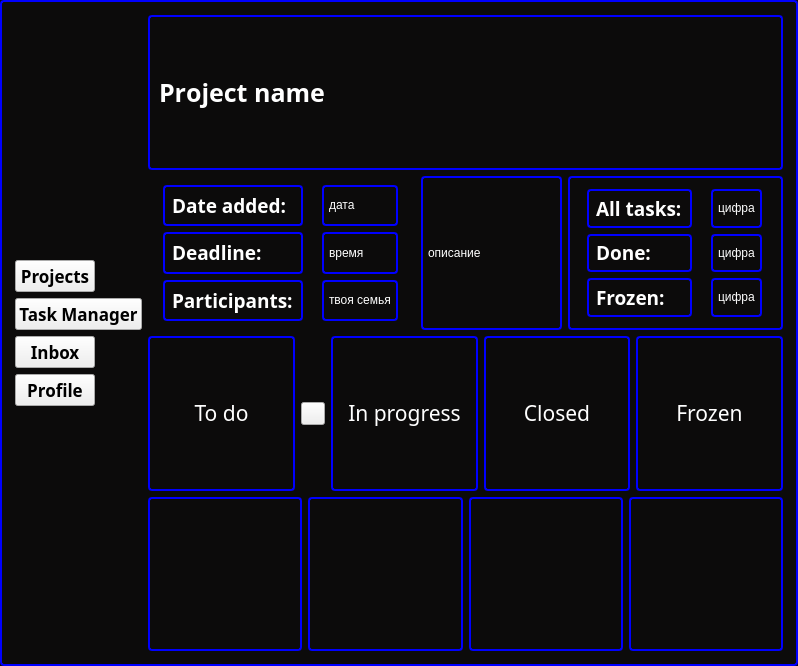
kiozet/TaskManagerWithAI, file ui/MainWindowTaskManager.ui: the form before one commit.
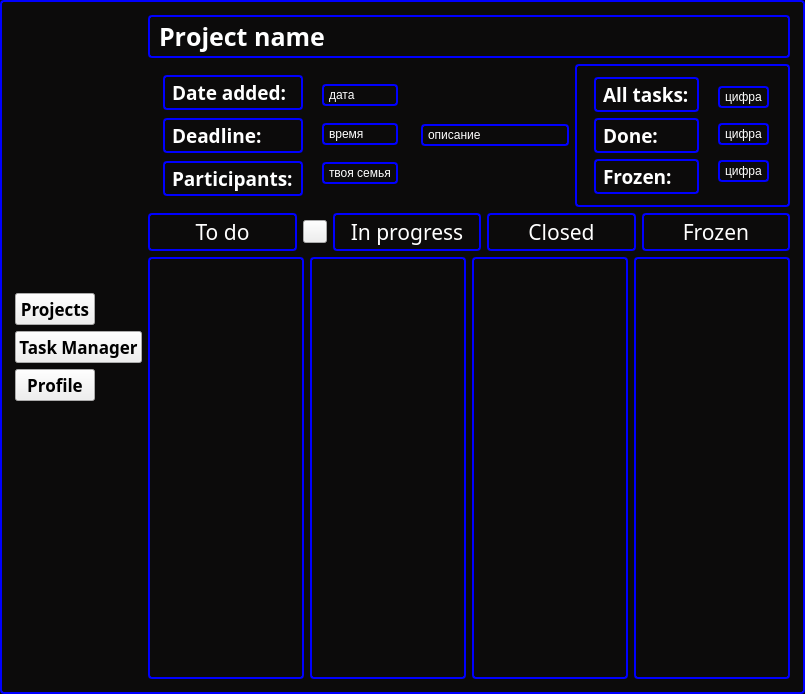
The form after the commit. Icons and pictures are not drawn.

Commit message: changed all size tm window

Diff of the .ui file:
```diff
--- a/ui/MainWindowTaskManager.ui
+++ b/ui/MainWindowTaskManager.ui
@@ -9,8 +9,8 @@
    <rect>
     <x>0</x>
     <y>0</y>
-    <width>798</width>
-    <height>666</height>
+    <width>805</width>
+    <height>694</height>
    </rect>
   </property>
   <property name="sizePolicy">
@@ -149,38 +149,6 @@
        </property>
       </widget>
      </item>
-     <item>
-      <widget class="QPushButton" name="inboxBtn">
-       <property name="enabled">
-        <bool>true</bool>
-       </property>
-       <property name="sizePolicy">
-        <sizepolicy hsizetype="Fixed" vsizetype="Fixed">
-         <horstretch>0</horstretch>
-         <verstretch>0</verstretch>
-        </sizepolicy>
-       </property>
-       <property name="font">
-        <font>
-         <family>.SF Soft Numeric</family>
-         <pointsize>13</pointsize>
-         <weight>75</weight>
-         <italic>false</italic>
-         <bold>true</bold>
-         <stylestrategy>PreferDefault</stylestrategy>
-        </font>
-       </property>
-       <property name="styleSheet">
-        <string notr="true">setGeometry ( x, y, w * 0.5, h * 0.5 );</string>
-       </property>
-       <property name="text">
-        <string>Inbox</string>
-       </property>
-       <property name="flat">
-        <bool>false</bool>
-       </property>
-      </widget>
-     </item>
      <item>
       <widget class="QPushButton" name="profileBtn">
        <property name="enabled">
@@ -236,7 +204,7 @@
      <item>
       <widget class="QLabel" name="project_name_title">
        <property name="sizePolicy">
-        <sizepolicy hsizetype="Expanding" vsizetype="Expanding">
+        <sizepolicy hsizetype="Expanding" vsizetype="Fixed">
          <horstretch>0</horstretch>
          <verstretch>0</verstretch>
         </sizepolicy>
@@ -300,7 +268,7 @@
             <item>
              <widget class="QLabel" name="label_8">
               <property name="sizePolicy">
-               <sizepolicy hsizetype="Expanding" vsizetype="Expanding">
+               <sizepolicy hsizetype="Expanding" vsizetype="Fixed">
                 <horstretch>0</horstretch>
                 <verstretch>0</verstretch>
                </sizepolicy>
@@ -322,7 +290,7 @@
             <item>
              <widget class="QLabel" name="label_9">
               <property name="sizePolicy">
-               <sizepolicy hsizetype="Expanding" vsizetype="Expanding">
+               <sizepolicy hsizetype="Expanding" vsizetype="Fixed">
                 <horstretch>0</horstretch>
                 <verstretch>0</verstretch>
                </sizepolicy>
@@ -344,7 +312,7 @@
             <item>
              <widget class="QLabel" name="label_10">
               <property name="sizePolicy">
-               <sizepolicy hsizetype="Expanding" vsizetype="Expanding">
+               <sizepolicy hsizetype="Expanding" vsizetype="Fixed">
                 <horstretch>0</horstretch>
                 <verstretch>0</verstretch>
                </sizepolicy>
@@ -382,7 +350,7 @@
             <item>
              <widget class="QLabel" name="all_tasks_numb">
               <property name="sizePolicy">
-               <sizepolicy hsizetype="Expanding" vsizetype="Expanding">
+               <sizepolicy hsizetype="Expanding" vsizetype="Fixed">
                 <horstretch>0</horstretch>
                 <verstretch>0</verstretch>
                </sizepolicy>
@@ -395,7 +363,7 @@
             <item>
              <widget class="QLabel" name="done_tasks_numb">
               <property name="sizePolicy">
-               <sizepolicy hsizetype="Expanding" vsizetype="Expanding">
+               <sizepolicy hsizetype="Expanding" vsizetype="Fixed">
                 <horstretch>0</horstretch>
                 <verstretch>0</verstretch>
                </sizepolicy>
@@ -408,7 +376,7 @@
             <item>
              <widget class="QLabel" name="frozen_tasks_numb">
               <property name="sizePolicy">
-               <sizepolicy hsizetype="Expanding" vsizetype="Expanding">
+               <sizepolicy hsizetype="Expanding" vsizetype="Fixed">
                 <horstretch>0</horstretch>
                 <verstretch>0</verstretch>
                </sizepolicy>
@@ -426,7 +394,7 @@
        <item row="0" column="1">
         <widget class="QLabel" name="pr_description">
          <property name="sizePolicy">
-          <sizepolicy hsizetype="Expanding" vsizetype="Expanding">
+          <sizepolicy hsizetype="Expanding" vsizetype="Fixed">
            <horstretch>0</horstretch>
            <verstretch>0</verstretch>
           </sizepolicy>
@@ -481,7 +449,7 @@
             <item>
              <widget class="QLabel" name="label">
               <property name="sizePolicy">
-               <sizepolicy hsizetype="Expanding" vsizetype="Expanding">
+               <sizepolicy hsizetype="Expanding" vsizetype="Fixed">
                 <horstretch>0</horstretch>
                 <verstretch>0</verstretch>
                </sizepolicy>
@@ -507,7 +475,7 @@
             <item>
              <widget class="QLabel" name="label_2">
               <property name="sizePolicy">
-               <sizepolicy hsizetype="Expanding" vsizetype="Expanding">
+               <sizepolicy hsizetype="Expanding" vsizetype="Fixed">
                 <horstretch>0</horstretch>
                 <verstretch>0</verstretch>
                </sizepolicy>
@@ -533,7 +501,7 @@
             <item>
              <widget class="QLabel" name="label_3">
               <property name="sizePolicy">
-               <sizepolicy hsizetype="Expanding" vsizetype="Expanding">
+               <sizepolicy hsizetype="Expanding" vsizetype="Fixed">
                 <horstretch>0</horstretch>
                 <verstretch>0</verstretch>
                </sizepolicy>
@@ -575,7 +543,7 @@
             <item>
              <widget class="QLabel" name="pr_date_added">
               <property name="sizePolicy">
-               <sizepolicy hsizetype="Expanding" vsizetype="Expanding">
+               <sizepolicy hsizetype="Expanding" vsizetype="Fixed">
                 <horstretch>0</horstretch>
                 <verstretch>0</verstretch>
                </sizepolicy>
@@ -588,7 +556,7 @@
             <item>
              <widget class="QLabel" name="pr_deadline">
               <property name="sizePolicy">
-               <sizepolicy hsizetype="Expanding" vsizetype="Expanding">
+               <sizepolicy hsizetype="Expanding" vsizetype="Fixed">
                 <horstretch>0</horstretch>
                 <verstretch>0</verstretch>
                </sizepolicy>
@@ -601,7 +569,7 @@
             <item>
              <widget class="QLabel" name="pr_participants">
               <property name="sizePolicy">
-               <sizepolicy hsizetype="Expanding" vsizetype="Expanding">
+               <sizepolicy hsizetype="Expanding" vsizetype="Fixed">
                 <horstretch>0</horstretch>
                 <verstretch>0</verstretch>
                </sizepolicy>
@@ -626,7 +594,7 @@
        <item>
         <widget class="QLabel" name="label_4">
          <property name="sizePolicy">
-          <sizepolicy hsizetype="Expanding" vsizetype="Expanding">
+          <sizepolicy hsizetype="Expanding" vsizetype="Fixed">
            <horstretch>0</horstretch>
            <verstretch>0</verstretch>
           </sizepolicy>
@@ -662,7 +630,7 @@
        <item>
         <widget class="QLabel" name="label_5">
          <property name="sizePolicy">
-          <sizepolicy hsizetype="Expanding" vsizetype="Expanding">
+          <sizepolicy hsizetype="Expanding" vsizetype="Fixed">
            <horstretch>0</horstretch>
            <verstretch>0</verstretch>
           </sizepolicy>
@@ -687,7 +655,7 @@
        <item>
         <widget class="QLabel" name="label_6">
          <property name="sizePolicy">
-          <sizepolicy hsizetype="Expanding" vsizetype="Expanding">
+          <sizepolicy hsizetype="Expanding" vsizetype="Fixed">
            <horstretch>0</horstretch>
            <verstretch>0</verstretch>
           </sizepolicy>
@@ -716,7 +684,7 @@
        <item>
         <widget class="QLabel" name="label_7">
          <property name="sizePolicy">
-          <sizepolicy hsizetype="Expanding" vsizetype="Expanding">
+          <sizepolicy hsizetype="Expanding" vsizetype="Fixed">
            <horstretch>0</horstretch>
            <verstretch>0</verstretch>
           </sizepolicy>
```
The commit also changes 1 other file.
